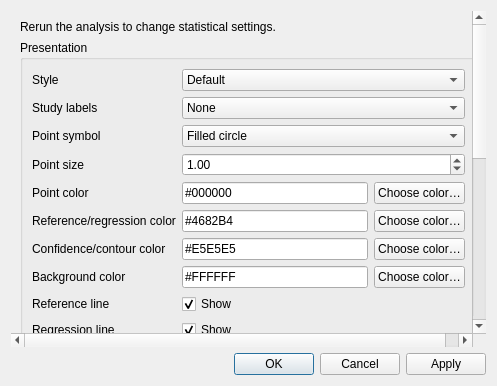
The window that src/rc_metastudio/forms/funnel_plot_editor_dialog.ui (AliSalman-et-al/rc-metastudio) describes before a commit, drawn with Qt 5.
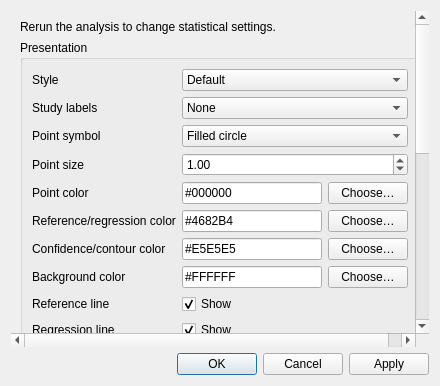
The same window after the commit.

Commit message: Refine editor alignment, Results navigation and report typography

```diff
--- a/src/rc_metastudio/forms/funnel_plot_editor_dialog.ui
+++ b/src/rc_metastudio/forms/funnel_plot_editor_dialog.ui
@@ -23,13 +23,13 @@
           <item row="3" column="0"><widget class="QLabel" name="point_size_label"><property name="text"><string>Point size</string></property></widget></item>
           <item row="3" column="1"><widget class="QDoubleSpinBox" name="point_size_spin"><property name="minimum"><double>0.25</double></property><property name="maximum"><double>5.0</double></property><property name="singleStep"><double>0.25</double></property><property name="value"><double>1.0</double></property></widget></item>
           <item row="4" column="0"><widget class="QLabel" name="point_color_label"><property name="text"><string>Point color</string></property></widget></item>
-          <item row="4" column="1"><layout class="QHBoxLayout" name="point_color_layout"><item><widget class="QLineEdit" name="point_color_edit"><property name="text"><string>#000000</string></property></widget></item><item><widget class="QPushButton" name="point_color_button"><property name="text"><string>Choose color…</string></property></widget></item></layout></item>
+          <item row="4" column="1"><layout class="QHBoxLayout" name="point_color_layout"><item><widget class="QLineEdit" name="point_color_edit"><property name="text"><string>#000000</string></property></widget></item><item><widget class="QPushButton" name="point_color_button"><property name="text"><string>Choose…</string></property></widget></item></layout></item>
           <item row="5" column="0"><widget class="QLabel" name="reference_color_label"><property name="text"><string>Reference/regression color</string></property></widget></item>
-          <item row="5" column="1"><layout class="QHBoxLayout" name="reference_color_layout"><item><widget class="QLineEdit" name="reference_color_edit"><property name="text"><string>#4682B4</string></property></widget></item><item><widget class="QPushButton" name="reference_color_button"><property name="text"><string>Choose color…</string></property></widget></item></layout></item>
+          <item row="5" column="1"><layout class="QHBoxLayout" name="reference_color_layout"><item><widget class="QLineEdit" name="reference_color_edit"><property name="text"><string>#4682B4</string></property></widget></item><item><widget class="QPushButton" name="reference_color_button"><property name="text"><string>Choose…</string></property></widget></item></layout></item>
           <item row="6" column="0"><widget class="QLabel" name="region_color_label"><property name="text"><string>Confidence/contour color</string></property></widget></item>
-          <item row="6" column="1"><layout class="QHBoxLayout" name="region_color_layout"><item><widget class="QLineEdit" name="region_color_edit"><property name="text"><string>#E5E5E5</string></property></widget></item><item><widget class="QPushButton" name="region_color_button"><property name="text"><string>Choose color…</string></property></widget></item></layout></item>
+          <item row="6" column="1"><layout class="QHBoxLayout" name="region_color_layout"><item><widget class="QLineEdit" name="region_color_edit"><property name="text"><string>#E5E5E5</string></property></widget></item><item><widget class="QPushButton" name="region_color_button"><property name="text"><string>Choose…</string></property></widget></item></layout></item>
           <item row="7" column="0"><widget class="QLabel" name="background_color_label"><property name="text"><string>Background color</string></property></widget></item>
-          <item row="7" column="1"><layout class="QHBoxLayout" name="background_color_layout"><item><widget class="QLineEdit" name="background_color_edit"><property name="text"><string>#FFFFFF</string></property></widget></item><item><widget class="QPushButton" name="background_color_button"><property name="text"><string>Choose color…</string></property></widget></item></layout></item>
+          <item row="7" column="1"><layout class="QHBoxLayout" name="background_color_layout"><item><widget class="QLineEdit" name="background_color_edit"><property name="text"><string>#FFFFFF</string></property></widget></item><item><widget class="QPushButton" name="background_color_button"><property name="text"><string>Choose…</string></property></widget></item></layout></item>
           <item row="8" column="0"><widget class="QLabel" name="reference_visible_label"><property name="text"><string>Reference line</string></property></widget></item>
           <item row="8" column="1"><widget class="QCheckBox" name="reference_visible_check"><property name="text"><string>Show</string></property><property name="checked"><bool>true</bool></property></widget></item>
           <item row="9" column="0"><widget class="QLabel" name="regression_visible_label"><property name="text"><string>Regression line</string></property></widget></item>
@@ -44,10 +44,10 @@
          <layout class="QGridLayout" name="confidence_layout">
           <item row="0" column="0"><widget class="QLabel" name="sampling_confidence_label"><property name="text"><string>Sampling confidence level</string></property></widget></item>
           <item row="0" column="1"><widget class="QDoubleSpinBox" name="sampling_confidence_spin"><property name="minimum"><double>50.0</double></property><property name="maximum"><double>99.9</double></property><property name="value"><double>95.0</double></property></widget></item>
-          <item row="1" column="0"><widget class="QCheckBox" name="include_tau2_check"><property name="text"><string>Include τ² in pseudo-confidence region</string></property></widget></item>
-          <item row="1" column="1"><widget class="QCheckBox" name="sampling_region_check"><property name="text"><string>Show pseudo-confidence region</string></property><property name="checked"><bool>true</bool></property></widget></item>
-          <item row="2" column="0"><widget class="QLabel" name="contour_levels_label"><property name="text"><string>Null contour levels (%)</string></property></widget></item>
-          <item row="2" column="1"><widget class="QLineEdit" name="contour_levels_edit"><property name="text"><string>90,95,99</string></property></widget></item>
+          <item row="1" column="1"><widget class="QCheckBox" name="include_tau2_check"><property name="text"><string>Include τ² in pseudo-confidence region</string></property></widget></item>
+          <item row="2" column="1"><widget class="QCheckBox" name="sampling_region_check"><property name="text"><string>Show pseudo-confidence region</string></property><property name="checked"><bool>true</bool></property></widget></item>
+          <item row="3" column="0"><widget class="QLabel" name="contour_levels_label"><property name="text"><string>Null contour levels (%)</string></property></widget></item>
+          <item row="3" column="1"><widget class="QLineEdit" name="contour_levels_edit"><property name="text"><string>90,95,99</string></property></widget></item>
          </layout>
         </widget>
        </item>
```
The commit also changes 34 other files.
